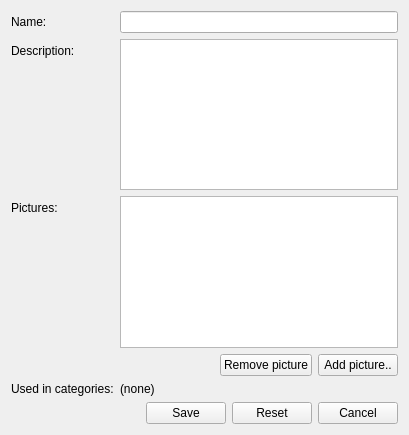
Old version of the form client/uiforms/feature_edit.ui in the repository Wolframe/configurator.
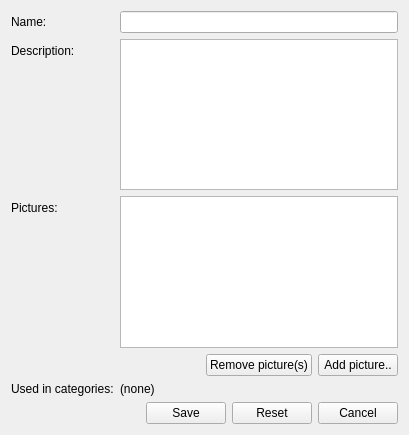
New version of the form. Icons and pictures are not drawn.

```diff
--- a/client/uiforms/feature_edit.ui
+++ b/client/uiforms/feature_edit.ui
@@ -116,7 +116,7 @@
      <item>
       <widget class="QPushButton" name="exclude_pictures">
        <property name="text">
-        <string>Remove picture</string>
+        <string>Remove picture(s)</string>
        </property>
        <property name="datasignal:clicked" stdset="0">
         <string>exclude_picture@main.pictures</string>
```
